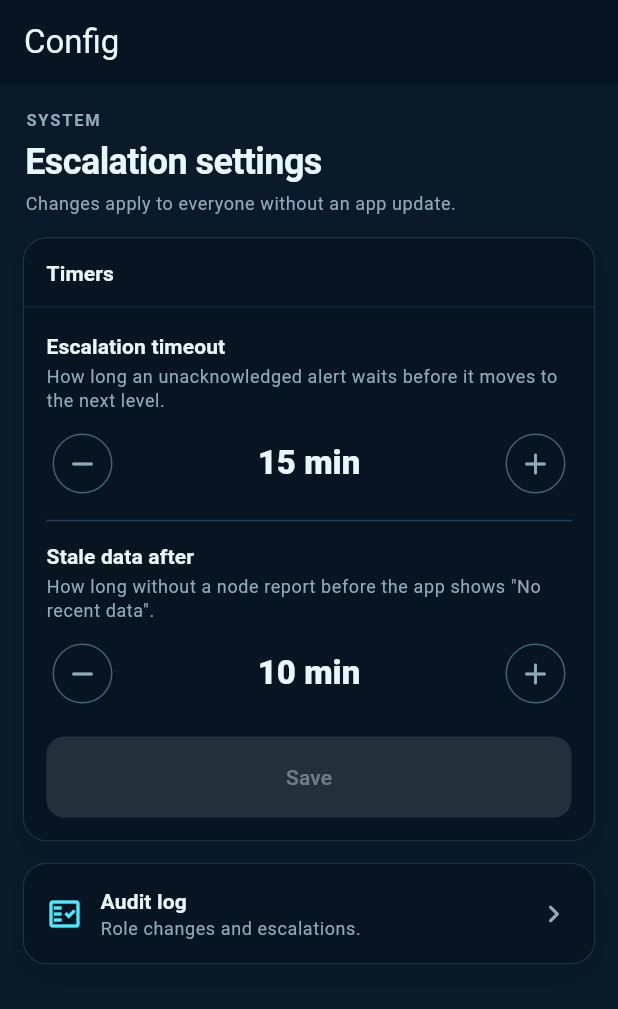
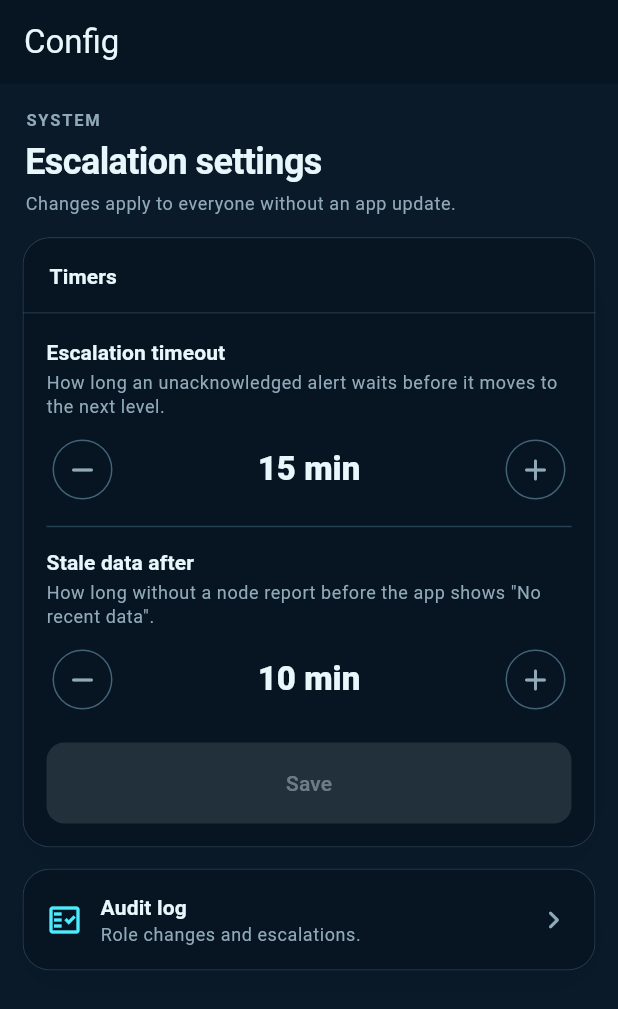
Before and after one commit to shoatl/sjndjwkba, a Flutter app: the ConfigScreen screen opened directly with empty values, on a phone screen of 412 x 824 dp. Shown: the top 1009 px of the screen. Run offline on Flutter 3.47's test engine with Material 3 defaults, Android fonts, the phone set to English and light mode, and no system bars; accounts and stored records are empty.

Commit message:
Refine shared card surfaces for SCADA styling

```diff
--- a/lib/shared/widgets/app_card.dart
+++ b/lib/shared/widgets/app_card.dart
@@ -25,7 +25,7 @@ class AppCard extends StatelessWidget {
   });
 
   /// Corner radius shared with the Login and Request Access cards.
-  static const double radius = 16;
+  static const double radius = 18;
 
   /// Card body.
   final Widget child;
@@ -63,7 +63,7 @@ class AppCard extends StatelessWidget {
             crossAxisAlignment: CrossAxisAlignment.stretch,
             children: [
               _CardHeader(title: title!, subtitle: subtitle, trailing: trailing),
-              Divider(height: 1, thickness: 1, color: scheme.outline.withAlpha(60)),
+              Divider(height: 1, thickness: 1, color: scheme.outline.withAlpha(85)),
               body,
             ],
           )
@@ -75,8 +75,9 @@ class AppCard extends StatelessWidget {
         boxShadow: [
           BoxShadow(
             color: scheme.shadow.withAlpha(22),
-            blurRadius: 18,
-            offset: const Offset(0, 6),
+            blurRadius: 22,
+            spreadRadius: -5,
+            offset: const Offset(0, 10),
           ),
         ],
       ),
@@ -85,7 +86,7 @@ class AppCard extends StatelessWidget {
         clipBehavior: Clip.antiAlias,
         shape: RoundedRectangleBorder(
           borderRadius: borderRadius,
-          side: BorderSide(color: scheme.outline.withAlpha(90)),
+          side: BorderSide(color: scheme.outline.withAlpha(115), width: 0.8),
         ),
         child: InkWell(
           onTap: onTap,
@@ -125,7 +126,7 @@ class _CardHeader extends StatelessWidget {
     final text = Theme.of(context).textTheme;
 
     return Padding(
-      padding: const EdgeInsets.fromLTRB(16, 14, 16, 12),
+      padding: const EdgeInsets.fromLTRB(18, 16, 18, 14),
       child: Row(
         crossAxisAlignment: CrossAxisAlignment.start,
         children: [
```
